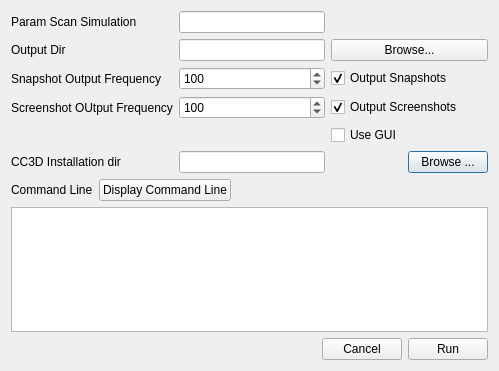
Above: cc3d/player5/Launchers/parameter_scan_dialog.ui from CompuCell3D/CompuCell3D before the change. Below: the same form after it.
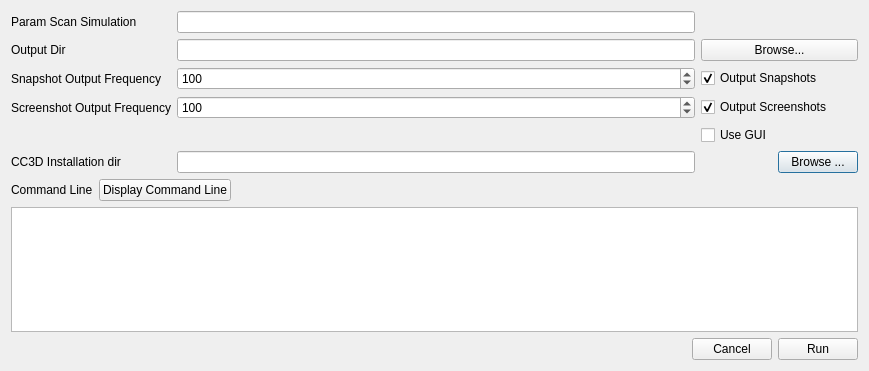
That is the form after the change.

Commit message: Fixed parameter scan launching

Patch:
```diff
--- a/cc3d/player5/Launchers/parameter_scan_dialog.ui
+++ b/cc3d/player5/Launchers/parameter_scan_dialog.ui
@@ -6,7 +6,7 @@
    <rect>
     <x>0</x>
     <y>0</y>
-    <width>499</width>
+    <width>869</width>
     <height>371</height>
    </rect>
   </property>
@@ -26,7 +26,7 @@
      <item row="3" column="0">
       <widget class="QLabel" name="label_4">
        <property name="text">
-        <string>Screenshot OUtput Frequency</string>
+        <string>Screenshot Output Frequency</string>
        </property>
       </widget>
      </item>
```
The commit also changes 2 other files.
